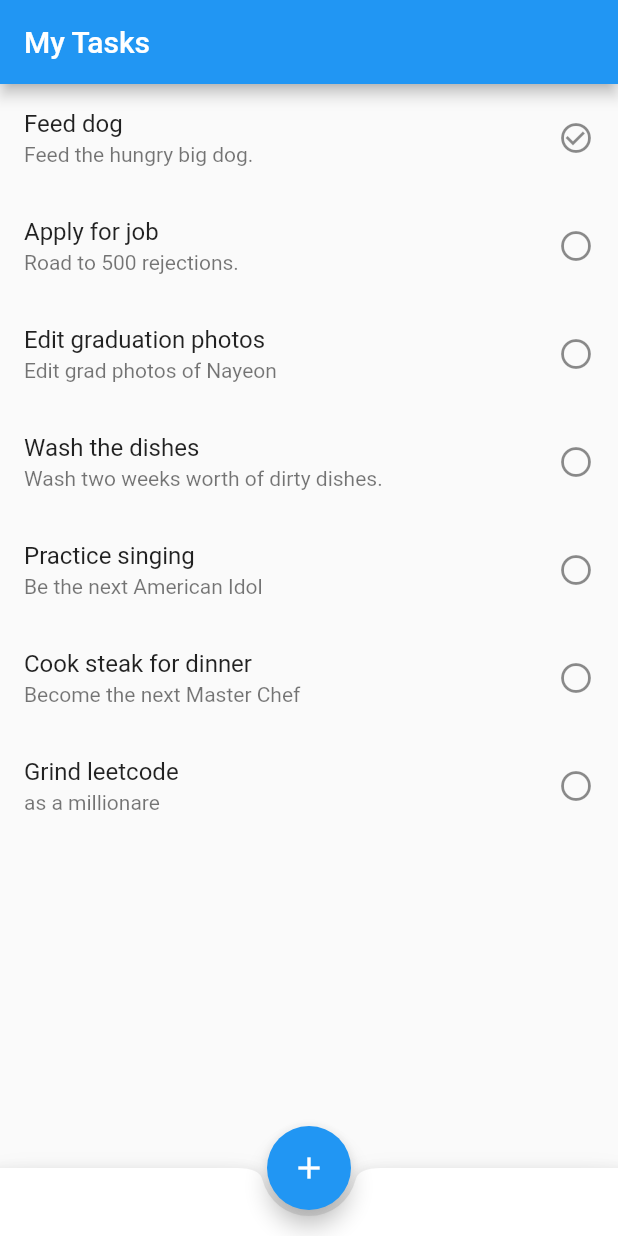
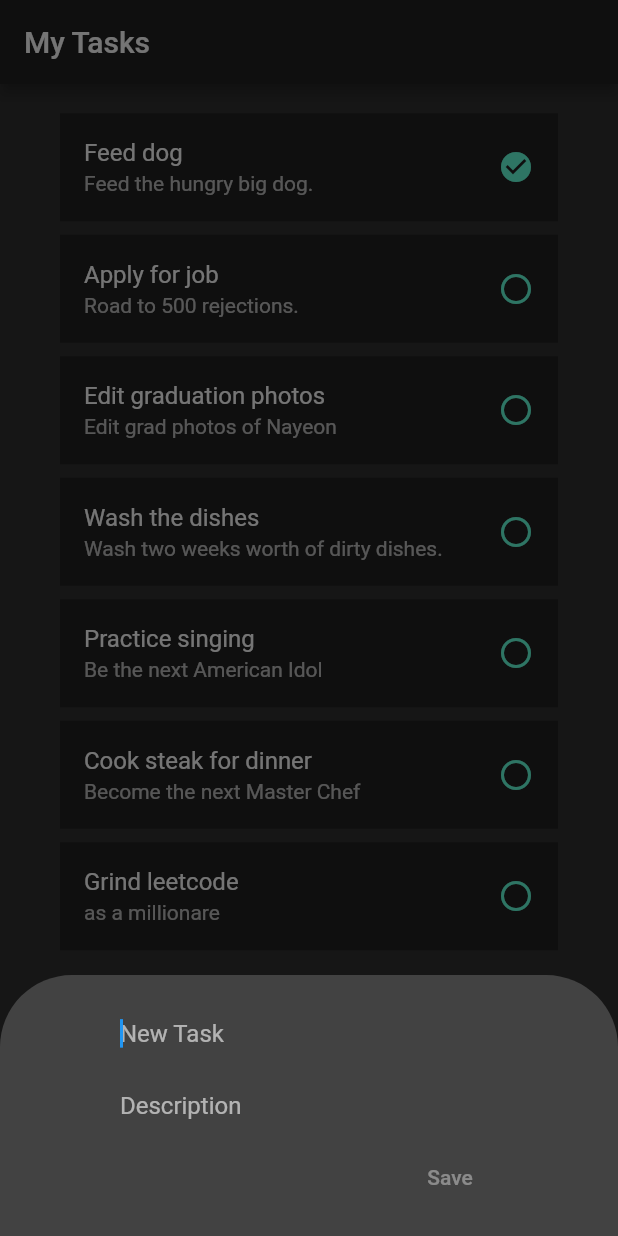
Before and after one commit to Tan-JamickoJohn/Todo-App, a Flutter app: the screen it shows after launch, after a tap on the "lens" icon, after a tap on the "add" icon, on a phone screen of 412 x 824 dp. Run offline on Flutter 3.47's test engine with Material 2 defaults, Android fonts, the phone set to English and light mode, and no system bars; our stand-ins replace flutter_bloc, rxdart.

Commit message:
added tasks ui

```diff
--- a/todo_app/lib/main.dart
+++ b/todo_app/lib/main.dart
@@ -11,9 +11,9 @@ class MyApp extends StatelessWidget {
   Widget build(BuildContext context) {
     return MaterialApp(
       title: 'Flutter Demo',
-      theme: ThemeData(
-        primarySwatch: Colors.blue,
-      ),
+      themeMode: ThemeMode.dark,
+      theme: ThemeData.dark(),
+      debugShowCheckedModeBanner: false,
       home: HomePage(),
     );
   }
--- a/todo_app/lib/pages/home_page.dart
+++ b/todo_app/lib/pages/home_page.dart
@@ -2,6 +2,7 @@ import 'package:flutter/material.dart';
 import 'package:flutter_bloc/flutter_bloc.dart';
 import 'package:todo_app/bloc/tasks_bloc.dart';
 import 'package:todo_app/models/task.dart';
+import 'package:todo_app/pages/widgets/create_task_modal.dart';
 import 'package:todo_app/pages/widgets/todo_item.dart';
 import 'package:todo_app/util/helpers/screen_manager.dart';
 
@@ -27,11 +28,12 @@ class _HomeState extends State<HomePage> {
         create: (context) => _tasksBloc,
         child: SafeArea(
           child: Scaffold(
-              appBar: _buildAppBar(),
-              bottomNavigationBar: _buildBottomNavBar(),
-              floatingActionButtonLocation: FloatingActionButtonLocation.centerDocked,
-              floatingActionButton: _buildFAB(),
-              body: _buildBody()),
+            appBar: _buildAppBar(),
+            bottomNavigationBar: _buildBottomNavBar(),
+            floatingActionButtonLocation: FloatingActionButtonLocation.centerDocked,
+            floatingActionButton: _buildFAB(),
+            body: _buildBody(),
+          ),
         ));
   }
 
@@ -53,7 +55,16 @@ class _HomeState extends State<HomePage> {
   Widget _buildFAB() {
     return FloatingActionButton(
       child: Icon(Icons.add),
-      onPressed: () {},
+      onPressed: () {
+        showModalBottomSheet(
+            isScrollControlled: true,
+            backgroundColor: Colors.transparent,
+            context: context,
+            routeSettings: RouteSettings(arguments: _tasksBloc),
+            builder: (context) {
+              return CreateTaskModal();
+            });
+      },
     );
   }
 
@@ -65,6 +76,7 @@ class _HomeState extends State<HomePage> {
 
   Widget _buildBody() {
     return Container(
+      padding: EdgeInsets.symmetric(horizontal: ScreenManager.wp(5), vertical: ScreenManager.hp(2.5)),
       child: StreamBuilder<Map<String, Task>>(
         stream: _tasksBloc.tasksController,
         initialData: {},
--- /dev/null
+++ b/todo_app/lib/pages/widgets/create_task_modal.dart
@@ -0,0 +1,90 @@
+import 'package:flutter/material.dart';
+import 'package:todo_app/bloc/tasks_bloc.dart';
+import 'package:todo_app/util/helpers/screen_manager.dart';
+
+class CreateTaskModal extends StatefulWidget {
+  CreateTaskModal();
+
+  @override
+  _CreateTaskModalState createState() => _CreateTaskModalState();
+}
+
+class _CreateTaskModalState extends State<CreateTaskModal> {
+  TextEditingController _nameController, _descriptionController;
+  TasksBloc _bloc;
+  bool _isInputValid;
+  @override
+  void initState() {
+    super.initState();
+    _nameController = TextEditingController();
+    _descriptionController = TextEditingController();
+    _isInputValid = false;
+  }
+
+  @override
+  Widget build(BuildContext context) {
+    _bloc = ModalRoute.of(context).settings.arguments;
+    return Container(
+        decoration: BoxDecoration(
+            color: Theme.of(context).cardColor,
+            borderRadius: BorderRadius.vertical(
+              top: Radius.circular(ScreenManager.wp(6)),
+            )),
+        padding: EdgeInsets.symmetric(horizontal: ScreenManager.wp(5), vertical: ScreenManager.hp(2.5)),
+        child: SingleChildScrollView(
+          child: Column(
+            children: [
+              Container(
+                padding: EdgeInsets.symmetric(horizontal: ScreenManager.wp(5), vertical: ScreenManager.hp(0)),
+                child: TextField(
+                  controller: _nameController,
+                  textInputAction: TextInputAction.next,
+                  autofocus: true,
+                  maxLines: 1,
+                  onChanged: _validate,
+                  decoration: InputDecoration(hintText: 'New Task', border: InputBorder.none),
+                ),
+              ),
+              Container(
+                padding: EdgeInsets.symmetric(horizontal: ScreenManager.wp(5), vertical: ScreenManager.hp(0)),
+                child: TextField(
+                  controller: _descriptionController,
+                  maxLines: 1,
+                  onChanged: _validate,
+                  decoration: InputDecoration(hintText: 'Description', border: InputBorder.none),
+                ),
+              ),
+              Container(
+                margin: EdgeInsets.only(right: ScreenManager.wp(5)),
+                alignment: Alignment.centerRight,
+                child: TextButton(
+                  onPressed: _isInputValid ? _dispatchCreateTask : null,
+                  child: Text('Save',
+                      style: _isInputValid
+                          ? TextStyle(color: Theme.of(context).accentColor)
+                          : TextStyle(color: Theme.of(context).disabledColor)),
+                ),
+              )
+            ],
+          ),
+        ));
+  }
+
+  bool _validateInput() {
+    bool _nameNotEmpty = _nameController?.text?.isNotEmpty ?? false;
+    bool _descriptionNotEmpty = _descriptionController?.text?.isNotEmpty ?? false;
+
+    return _nameNotEmpty && _descriptionNotEmpty;
+  }
+
+  void _validate(String val) {
+    setState(() {
+      this._isInputValid = _validateInput();
+    });
+  }
+
+  void _dispatchCreateTask() {
+    _bloc.createMock(_nameController?.text, _descriptionController?.text);
+    Navigator.pop(context);
+  }
+}
--- a/todo_app/lib/pages/widgets/todo_item.dart
+++ b/todo_app/lib/pages/widgets/todo_item.dart
@@ -2,6 +2,8 @@ import 'package:flutter/material.dart';
 import 'package:flutter_bloc/flutter_bloc.dart';
 import 'package:todo_app/bloc/tasks_bloc.dart';
 import 'package:todo_app/models/task.dart';
+import 'package:todo_app/pages/task_page.dart';
+import 'package:todo_app/util/helpers/screen_manager.dart';
 
 class TodoItem extends StatelessWidget {
   final Task task;
@@ -10,14 +12,37 @@ class TodoItem extends StatelessWidget {
   @override
   Widget build(BuildContext context) {
     TasksBloc _taskBloc = BlocProvider.of<TasksBloc>(context);
-    return ListTile(
+    return Container(
+      margin: EdgeInsets.symmetric(vertical: ScreenManager.hp(0.75)),
+      child: ClipRRect(
+        borderRadius: BorderRadius.all(Radius.circular(ScreenManager.hp(1.25))),
+        child: ListTile(
+          onTap: () {
+            Navigator.push(
+              context,
+              MaterialPageRoute(
+                  builder: (context) => TaskPage(
+                        task: task,
+                      ),
+                  settings: RouteSettings(arguments: _taskBloc)),
+            );
+          },
+          tileColor: Theme.of(context).primaryColor,
           trailing: GestureDetector(
             onTap: () {
               _taskBloc.invertTask(task);
             },
             child: Container(
               height: double.infinity,
-          child: task.isFinished ?? false ? Icon(Icons.check_circle_outline) : Icon(Icons.lens_outlined),
+              child: task.isFinished ?? false
+                  ? Icon(
+                      Icons.check_circle,
+                      color: Theme.of(context).accentColor,
+                    )
+                  : Icon(
+                      Icons.lens_outlined,
+                      color: Theme.of(context).accentColor,
+                    ),
             ),
           ),
           title: Text(task.name),
@@ -25,6 +50,8 @@ class TodoItem extends StatelessWidget {
             task.description,
             overflow: TextOverflow.ellipsis,
           ),
+        ),
+      ),
     );
   }
 }
```
Also changed, not shown: todo_app/lib/pages/task_page.dart (added, +95 -0 lines). Lines whose indentation alone changed are shown as unchanged.
